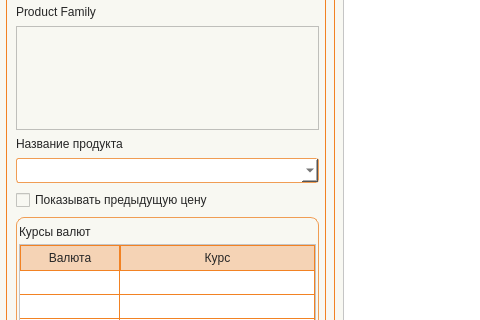
Above: app/ui/windows/price_reports.ui from Masik84/Procurement_app before the change; both pictures show x 0 to 480 and y 323 to 643 of the 1332 by 823 pixel window. Below: the same form after it.
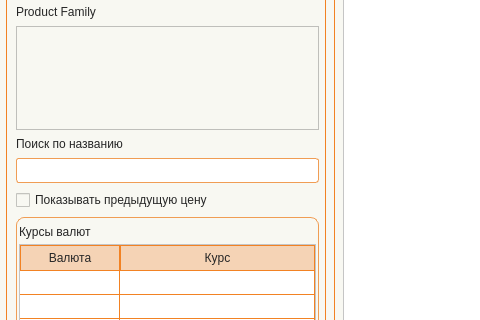
That is the form after the change. Icons and pictures are not drawn.

```diff
--- a/app/ui/windows/price_reports.ui
+++ b/app/ui/windows/price_reports.ui
@@ -394,24 +394,18 @@
             <item>
              <widget class="QLabel" name="label_product_name">
               <property name="text">
-               <string>Название продукта</string>
+               <string>Поиск по названию</string>
               </property>
              </widget>
             </item>
             <item>
-             <widget class="QComboBox" name="cbo_ProductName">
+             <widget class="QLineEdit" name="lineEdit">
               <property name="minimumSize">
                <size>
                 <width>0</width>
                 <height>25</height>
                </size>
               </property>
-              <property name="maximumSize">
-               <size>
-                <width>16777215</width>
-                <height>25</height>
-               </size>
-              </property>
              </widget>
             </item>
             <item>
```
